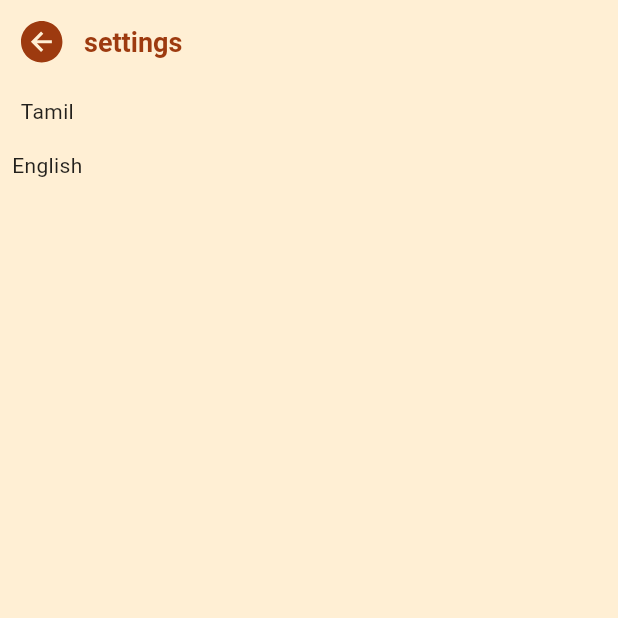
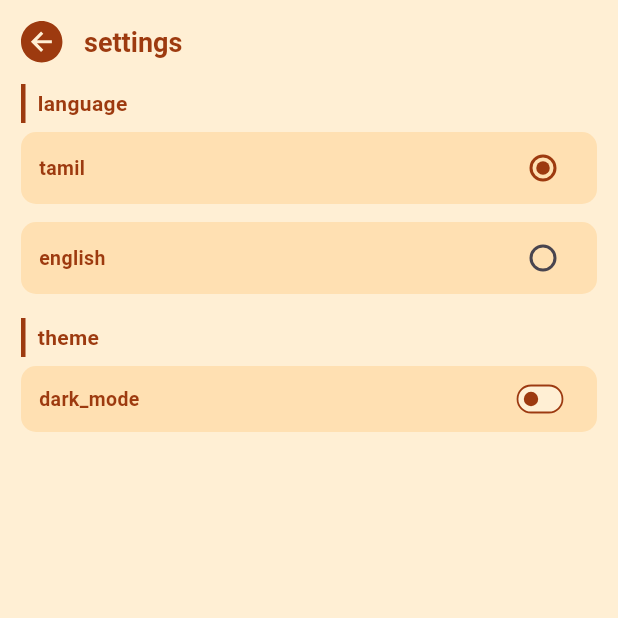
Before and after one commit to danielsam1204/thb, a Flutter app: the SettingsScreen screen opened directly, on a phone screen of 412 x 824 dp, the top half of it. Run offline on Flutter 3.47's test engine with Material 3 defaults, Android fonts, the light colour scheme and no system bars; our stand-ins replace flutter_svg, get, shared_preferences; accounts and stored records are empty.

Commit message:
Implement Theme Mode

```diff
--- a/lib/controllers/settings_controller.dart
+++ b/lib/controllers/settings_controller.dart
@@ -7,11 +7,36 @@ class SettingsController extends GetxController implements GetxService {
 
   SettingsController({required this.sharedPreferences});
 
-  Future<void> changeLanguage(Locale locale) async {
+  final RxBool _isDarkMode = false.obs;
+  final RxString _selectedLanguage = "Tamil".obs;
+
+  ThemeMode get theme => _isDarkMode.value ? ThemeMode.dark : ThemeMode.light;
+
+  RxBool get isDarkMode => _isDarkMode;
+
+  RxString get selectedLanguage => _selectedLanguage;
+
+  Future<void> onChangeTheme(bool value) async {
+    _isDarkMode.value = value;
+    Get.changeThemeMode(theme);
+    await sharedPreferences.setBool("theme_mode", value);
+  }
+
+  Future<void> onChangeLanguage(String? value) async {
+    _selectedLanguage.value = value!;
+    Locale locale;
+    if (value == 'English') {
+      locale = Locale('en', 'US');
+    } else {
+      locale = Locale('ta', 'IN');
+    }
     Get.updateLocale(locale);
     String language = "${locale.languageCode}_${locale.countryCode}";
     await sharedPreferences.setString("language", language);
   }
 
-  // ta_IN
+  initCall() {
+    final languageCode = sharedPreferences.getString("language") ?? 'ta_IN';
+    _selectedLanguage.value = languageCode == 'ta_IN' ? "Tamil" : "English";
+  }
 }
--- a/lib/dashboard.dart
+++ b/lib/dashboard.dart
@@ -32,7 +32,7 @@ class _DashboardState extends State<Dashboard> {
         if (lastPressed == null ||
             now.difference(lastPressed!) > const Duration(seconds: 2)) {
           lastPressed = now;
-          showCustomSnackBar("Press back again to exit" , isError: false);
+          showCustomSnackBar("Press back again to exit", isError: false);
           return;
         }
         SystemNavigator.pop();
--- a/lib/domain/helpers/language.dart
+++ b/lib/domain/helpers/language.dart
@@ -44,6 +44,11 @@ class Language extends Translations {
       "prayers_and_devotions": "Prayers and Devotions",
       "church_and_fellowship": "Church and Fellowship",
       "strengthen_your_faith_with_fellowship": "Strengthen your faith with fellowship.",
+      "theme": "Theme",
+      "language": "Language",
+      "english": "English",
+      "tamil": "Tamil",
+      "dark_mode": "Dark Mode",
       "daily_prayers_and_spiritual_guidance":
           "Daily prayers and spiritual guidance.",
     },
@@ -88,6 +93,11 @@ class Language extends Translations {
       "prayers_and_devotions": "பிரார்த்தனைகள் மற்றும் பக்தி",
       "church_and_fellowship": "திருச்சபை மற்றும் உடன்பிறப்புகள்",
       "strengthen_your_faith_with_fellowship": "உங்கள் நம்பிக்கையை வலுப்படுத்தும் கற்றல்கள்.",
+      "theme": "தீம்",
+      "language": "மொழி",
+      "english" : "ஆங்கிலம்",
+      "tamil" : "தமிழ்",
+      "dark_mode" : "இரவு நிலை",
       "daily_prayers_and_spiritual_guidance":
           "தினசரி பிரார்த்தனைகள் மற்றும் ஆன்மீக வழிகாட்டல்கள்.",
     },
--- a/lib/domain/helpers/theme/app_theme.dart
+++ b/lib/domain/helpers/theme/app_theme.dart
@@ -12,10 +12,6 @@ class AppTheme {
     scaffoldBackgroundColor: AppColors.bgLightColor,
     appBarTheme: CustomAppBarTheme.lightAppBarTheme,
     timePickerTheme: CustomTimePickerTheme.lightTimerPickerTheme,
-    // const AppBarTheme(
-    //   backgroundColor: AppColors.orange,
-    //   foregroundColor: Colors.white,
-    // ),
     textTheme: const TextTheme(
       bodyLarge: TextStyle(color: Colors.black),
       bodyMedium: TextStyle(color: Colors.black87),
@@ -34,14 +30,9 @@ class AppTheme {
   static final ThemeData darkTheme = ThemeData(
     brightness: Brightness.dark,
     primaryColor: AppColors.orangeLight,
-    scaffoldBackgroundColor: AppColors.darkBg,
+    scaffoldBackgroundColor: AppColors.brown,
     appBarTheme: CustomAppBarTheme.darkAppBarTheme,
     timePickerTheme: CustomTimePickerTheme.darkTimerPickerTheme,
-
-    // appBarTheme: const AppBarTheme(
-    //   backgroundColor: AppColors.darkBrown,
-    //   foregroundColor: Colors.white,
-    // ),
     textTheme: const TextTheme(
       bodyLarge: TextStyle(color: Colors.white),
       bodyMedium: TextStyle(color: Colors.white70),
--- a/lib/main.dart
+++ b/lib/main.dart
@@ -1,6 +1,7 @@
 import 'package:flutter/material.dart';
 import 'package:get/get.dart';
 import 'package:shared_preferences/shared_preferences.dart';
+import 'package:thb/controllers/settings_controller.dart';
 import 'package:thb/dashboard.dart';
 import 'package:thb/domain/helpers/get_dep.dart' as dep;
 import 'package:thb/domain/helpers/language.dart';
@@ -10,6 +11,9 @@ import 'domain/helpers/theme/app_theme.dart';
 void main() async {
   WidgetsFlutterBinding.ensureInitialized();
   await dep.init();
+  final prefs = Get.find<SharedPreferences>();
+  final settingsController = Get.find<SettingsController>();
+  await settingsController.onChangeTheme(prefs.getBool("theme_mode") ?? false);
   runApp(const MyApp());
 }
 
@@ -24,11 +28,11 @@ class MyApp extends StatelessWidget {
       debugShowCheckedModeBanner: false,
       theme: AppTheme.lightTheme,
       darkTheme: AppTheme.darkTheme,
-        themeMode: ThemeMode.system,
+      themeMode: Get.find<SettingsController>().theme,
       locale: Locale(language),
       translations: Language(),
       fallbackLocale: Locale("ta_IN"),
-        home : Dashboard()
+      home: Dashboard(),
       // home: SplashScreen()
     );
   }
--- a/lib/screens/home/widgets/daily_promise_widget.dart
+++ b/lib/screens/home/widgets/daily_promise_widget.dart
@@ -3,6 +3,7 @@ import 'package:get/get.dart';
 import 'package:thb/common/app_color.dart';
 import 'package:thb/common/app_icons.dart';
 import 'package:thb/widgets/custom_svg_icon.dart';
+import 'package:thb/widgets/custom_switch.dart';
 import 'package:thb/widgets/custom_text.dart';
 import 'package:thb/widgets/custom_title_tile.dart';
 import 'package:thb/controllers/home_controller.dart';
@@ -91,22 +92,13 @@ class DailyPromiseWidget extends StatelessWidget {
                   );
                 },
               ),
-
               GetBuilder<HomeController>(
                 builder: (controller) {
                   return Transform.scale(
                     scale: 0.6,
-                    child: Switch.adaptive(
-                      activeTrackColor: AppColors.primaryColor,
-                      inactiveThumbColor: AppColors.primaryColor,
-                      inactiveTrackColor: AppColors.bgLightColor,
-                      trackOutlineColor: MaterialStateProperty.resolveWith(
-                        (states) => AppColors.primaryColor,
-                      ),
+                    child: CustomSwitch(
                       value: controller.isToggle,
                       onChanged: controller.onChangeSwitch,
-                      materialTapTargetSize: MaterialTapTargetSize.shrinkWrap,
-                      padding: EdgeInsets.zero,
                     ),
                   );
                 },
--- a/lib/screens/settings/settings_screen.dart
+++ b/lib/screens/settings/settings_screen.dart
@@ -1,15 +1,30 @@
 import 'package:flutter/material.dart';
 import 'package:get/get.dart';
+import 'package:thb/common/app_color.dart';
 import 'package:thb/controllers/settings_controller.dart';
 import 'package:thb/widgets/custom_app_bar.dart';
+import 'package:thb/widgets/custom_switch.dart';
 import 'package:thb/widgets/custom_text.dart';
+import 'package:thb/widgets/custom_title_tile.dart';
 
-class SettingsScreen extends StatelessWidget {
+class SettingsScreen extends StatefulWidget {
   const SettingsScreen({super.key});
 
   @override
+  State<SettingsScreen> createState() => _SettingsScreenState();
+}
+
+class _SettingsScreenState extends State<SettingsScreen> {
+  final controller = Get.find<SettingsController>();
+
+  @override
+  void initState() {
+    super.initState();
+    controller.initCall();
+  }
+
+  @override
   Widget build(BuildContext context) {
-    final controller = Get.find<SettingsController>();
     return Scaffold(
       appBar: CustomAppbar(
         title: "settings".tr,
@@ -17,18 +32,77 @@ class SettingsScreen extends StatelessWidget {
       ),
       body: Column(
         children: [
-          GestureDetector(
-            onTap: () => controller.changeLanguage(Locale('ta', 'IN')),
-            child: Padding(
-              padding: const EdgeInsets.all(8.0),
-              child: CustomText(text: "Tamil"),
+          CustomTitleTile(title: "language".tr),
+          languageSettingsCard(label: 'tamil'.tr, value: "Tamil"),
+          languageSettingsCard(label: 'english'.tr, value: "English"),
+          SizedBox(height: 10),
+          CustomTitleTile(title: "theme".tr),
+          Obx(
+            () => settingsCard(
+              label: "dark_mode".tr,
+              value: controller.isDarkMode.value,
+              onChanged: controller.onChangeTheme,
             ),
           ),
-          GestureDetector(
-            onTap: () => controller.changeLanguage(Locale('en', 'US')),
-            child: Padding(
-              padding: const EdgeInsets.all(8.0),
-              child: CustomText(text: "English"),
+        ],
+      ),
+    );
+  }
+
+  Widget settingsCard({
+    required String label,
+    required bool value,
+    required void Function(bool) onChanged,
+  }) {
+    return Container(
+      padding: EdgeInsets.symmetric(horizontal: 12, vertical: 2),
+      margin: EdgeInsets.symmetric(horizontal: 14, vertical: 6),
+      decoration: BoxDecoration(
+        color: AppColors.bgColor,
+        borderRadius: BorderRadius.circular(10),
+      ),
+      child: Row(
+        mainAxisAlignment: MainAxisAlignment.spaceBetween,
+        children: [
+          CustomText(
+            text: label,
+            color: AppColors.primaryColor,
+            fontSize: 13,
+            fontWeight: FontWeight.w600,
+          ),
+          Transform.scale(
+            scale: 0.6,
+            child: CustomSwitch(value: value, onChanged: onChanged),
+          ),
+        ],
+      ),
+    );
+  }
+
+  Widget languageSettingsCard({required String label, required String value}) {
+    final controller = Get.find<SettingsController>();
+    return Container(
+      padding: EdgeInsets.symmetric(horizontal: 12),
+      margin: EdgeInsets.symmetric(horizontal: 14, vertical: 6),
+      decoration: BoxDecoration(
+        color: AppColors.bgColor,
+        borderRadius: BorderRadius.circular(10),
+      ),
+      child: Row(
+        mainAxisAlignment: MainAxisAlignment.spaceBetween,
+        children: [
+          CustomText(
+            text: label,
+            color: AppColors.primaryColor,
+            fontSize: 13,
+            fontWeight: FontWeight.w600,
+          ),
+          Obx(
+            () => Radio(
+              value: value,
+              onChanged: controller.onChangeLanguage,
+              activeColor: AppColors.primaryColor,
+              groupValue: controller.selectedLanguage.value,
             ),
           ),
         ],
--- /dev/null
+++ b/lib/widgets/custom_switch.dart
@@ -0,0 +1,31 @@
+import 'package:flutter/material.dart';
+import 'package:thb/common/app_color.dart';
+
+class CustomSwitch extends StatelessWidget {
+  final bool value;
+  final void Function(bool) onChanged;
+
+  const CustomSwitch({super.key, required this.value,required this.onChanged});
+
+  @override
+  Widget build(BuildContext context) {
+    return Switch.adaptive(
+      activeTrackColor: AppColors.primaryColor,
+      inactiveTrackColor: AppColors.bgLightColor,
+      thumbColor: MaterialStateProperty.resolveWith((states) {
+        if (states.contains(MaterialState.selected)) {
+          return AppColors.offWhite;
+        } else {
+          return AppColors.primaryColor;
+        }
+      }),
+      trackOutlineColor: MaterialStateProperty.resolveWith(
+        (states) => AppColors.primaryColor,
+      ),
+      value: value,
+      onChanged: onChanged,
+      materialTapTargetSize: MaterialTapTargetSize.shrinkWrap,
+      padding: EdgeInsets.zero,
+    );
+  }
+}
```
Lines whose indentation alone changed are shown as unchanged.
